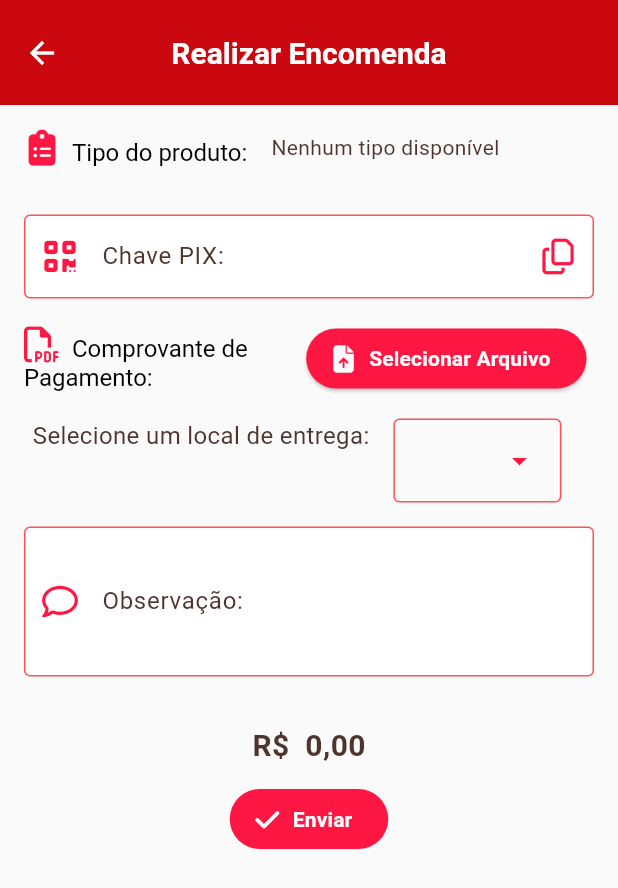
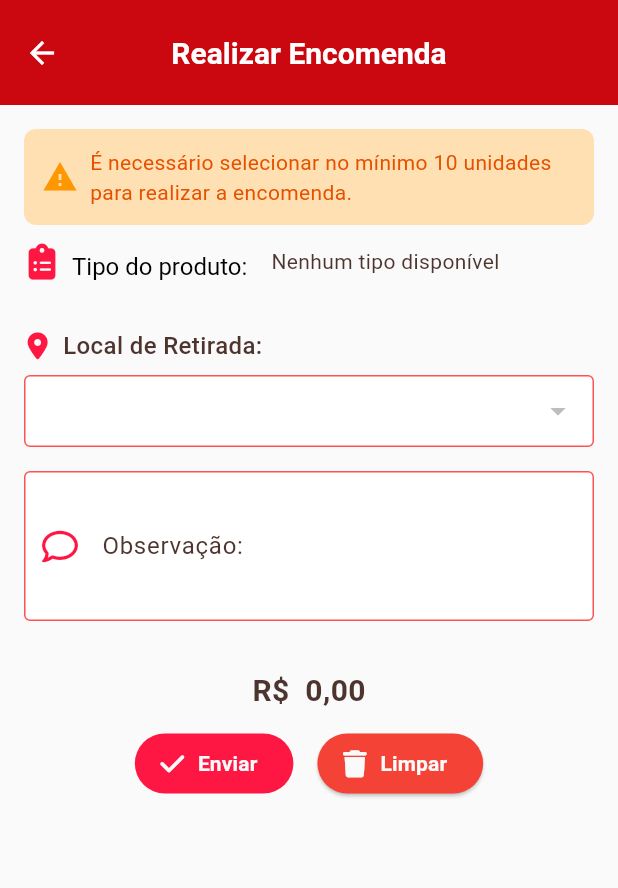
Before and after one commit to carlosmcnt/pegue-o-doce, a Flutter app: the EncomendaPage screen opened directly with empty values, on a phone screen of 412 x 824 dp. Shown: the top 888 px of the screen. Run offline on Flutter 3.47's test engine with Material 3 defaults, Android fonts, the phone set to English and light mode, and no system bars; our stand-ins replace cloud_firestore, firebase_auth, firebase_core, flutter_dotenv, flutter_riverpod, font_awesome_flutter and 1 more; missing offline and left inert: br_validators, flutter_cart, fuzzy; accounts and stored records are empty; generated files the repository leaves out were written again.

Commit message:
feat: mudança na tela de encomenda

```diff
--- a/lib/pedido/views/encomenda_page.dart
+++ b/lib/pedido/views/encomenda_page.dart
@@ -1,6 +1,5 @@
 import 'package:cloud_firestore/cloud_firestore.dart';
 import 'package:flutter/material.dart';
-import 'package:flutter/services.dart';
 import 'package:flutter_riverpod/flutter_riverpod.dart';
 import 'package:font_awesome_flutter/font_awesome_flutter.dart';
 import 'package:pegue_o_doce/empresa/models/empresa.dart';
@@ -12,7 +11,6 @@ import 'package:pegue_o_doce/produto/models/produto.dart';
 import 'package:pegue_o_doce/utils/email_util.dart';
 import 'package:pegue_o_doce/utils/formatador.dart';
 import 'package:pegue_o_doce/utils/tema.dart';
-import 'package:file_picker/file_picker.dart';
 
 class EncomendaPage extends ConsumerStatefulWidget {
   final Empresa empresa;
@@ -30,21 +28,14 @@ class EncomendaPageState extends ConsumerState<EncomendaPage> {
   final GlobalKey<FormState> _formKey = GlobalKey<FormState>();
   final TextEditingController _observacaoController = TextEditingController();
   final TextEditingController _chavePixController = TextEditingController();
-  PlatformFile? arquivoSelecionado;
+  double valorTotal = 0.0;
   String? tipoSelecionado;
   List<Produto> produtos = [];
   List<ItemPedido> itensSelecionados = [];
   String? localEntregaSelecionado;
 
-  Future<void> selecionarArquivo() async {
-    FilePickerResult? result = await FilePicker.platform.pickFiles();
-
-    if (result != null) {
-      setState(() {
-        arquivoSelecionado = result.files.first;
-      });
-    }
-  }
+  int get quantidadeTotal =>
+      itensSelecionados.fold(0, (total, p) => total + p.quantidade);
 
   void atualizarQuantidade(String produtoId, int delta) {
     setState(() {
@@ -62,13 +53,14 @@ class EncomendaPageState extends ConsumerState<EncomendaPage> {
           itensSelecionados.removeWhere((i) => i.produtoId == produtoId);
         }
       }
-    });
-  }
-
-  double get precoTotal {
-    return itensSelecionados.fold(0, (soma, item) {
-      final produto = produtos.firstWhere((p) => p.id == item.produtoId);
-      return soma + (produto.valorUnitario * item.quantidade);
+      valorTotal = itensSelecionados.fold(
+          0.0,
+          (total, item) =>
+              total +
+              (produtos
+                      .firstWhere((p) => p.id == item.produtoId)
+                      .valorUnitario *
+                  item.quantidade));
     });
   }
 
@@ -85,16 +77,6 @@ class EncomendaPageState extends ConsumerState<EncomendaPage> {
       return;
     }
 
-    if (arquivoSelecionado == null) {
-      ScaffoldMessenger.of(context).showSnackBar(
-        const SnackBar(
-          content: Text('Selecione um arquivo de comprovante de pagamento'),
-        ),
-      );
-      Navigator.pop(context);
-      return;
-    }
-
     final pedido = Pedido(
       usuarioClienteId: await ref
           .read(encomendaControllerProvider.notifier)
@@ -103,7 +85,7 @@ class EncomendaPageState extends ConsumerState<EncomendaPage> {
       itensPedido: itens,
       status: StatusPedido.PENDENTE.nome,
       dataPedido: Timestamp.now(),
-      valorTotal: precoTotal,
+      valorTotal: valorTotal,
       observacao: _observacaoController.text,
       isEncomenda: true,
       dataUltimaAlteracao: Timestamp.now(),
@@ -131,14 +113,17 @@ class EncomendaPageState extends ConsumerState<EncomendaPage> {
 
   void limparCampos() {
     setState(() {
+      valorTotal = 0.0;
       itensSelecionados.clear();
-      arquivoSelecionado = null;
       _observacaoController.clear();
+      localEntregaSelecionado = null;
     });
   }
 
   @override
   Widget build(BuildContext context) {
+    final bool podeEnviar = quantidadeTotal >= 10 && valorTotal > 0;
+
     return Scaffold(
       appBar: Tema.descricaoAcoes(
         "Realizar Encomenda",
@@ -152,6 +137,27 @@ class EncomendaPageState extends ConsumerState<EncomendaPage> {
               key: _formKey,
               child: Column(
                 children: [
+                  if (quantidadeTotal < 10)
+                    Container(
+                      padding: const EdgeInsets.all(12),
+                      margin: const EdgeInsets.only(bottom: 12),
+                      decoration: BoxDecoration(
+                        color: Colors.orange.shade100,
+                        borderRadius: BorderRadius.circular(8),
+                      ),
+                      child: Row(
+                        children: [
+                          const Icon(Icons.warning, color: Colors.orange),
+                          const SizedBox(width: 8),
+                          Expanded(
+                            child: Text(
+                              'É necessário selecionar no mínimo 10 unidades para realizar a encomenda.',
+                              style: TextStyle(color: Colors.orange.shade900),
+                            ),
+                          ),
+                        ],
+                      ),
+                    ),
                   Row(
                     children: [
                       Flexible(
@@ -179,91 +185,56 @@ class EncomendaPageState extends ConsumerState<EncomendaPage> {
                   const SizedBox(height: 16),
                   if (tipoSelecionado != null) carregarProdutosPorTipo(ref),
                   const SizedBox(height: 16),
-                  TextFormField(
-                    controller: _chavePixController,
-                    decoration: InputDecoration(
-                      labelText: 'Chave PIX:',
-                      border: OutlineInputBorder(
-                          borderRadius: BorderRadius.circular(10)),
-                      prefixIcon: const Icon(FontAwesomeIcons.qrcode),
-                      suffixIcon: IconButton(
-                        icon: const Icon(FontAwesomeIcons.copy),
-                        onPressed: () async {
-                          await Clipboard.setData(
-                              ClipboardData(text: _chavePixController.text));
-
-                          if (!context.mounted) return;
-
-                          ScaffoldMessenger.of(context).showSnackBar(
-                            const SnackBar(
-                              content: Text('Chave PIX copiada!'),
-                              backgroundColor: Colors.green,
+                  Column(
+                    crossAxisAlignment: CrossAxisAlignment.start,
+                    children: [
+                      const Row(
+                        children: [
+                          Icon(FontAwesomeIcons.locationDot, size: 18),
+                          SizedBox(width: 8),
+                          Expanded(
+                            child: Text(
+                              'Local de Retirada:',
+                              style: TextStyle(
+                                fontSize: 16,
+                                fontWeight: FontWeight.w500,
                               ),
-                          );
-                        },
-                      ),
-                    ),
-                    readOnly: true,
-                  ),
-                  const SizedBox(height: 16),
-                  Row(
-                    children: [
-                      Flexible(
-                        child: RichText(
-                          text: const TextSpan(
-                            children: [
-                              WidgetSpan(child: Icon(FontAwesomeIcons.filePdf)),
-                              WidgetSpan(child: SizedBox(width: 8)),
-                              TextSpan(
-                                text: 'Comprovante de Pagamento:',
-                                style: TextStyle(
-                                  color: Colors.black,
-                                  fontSize: 16,
                             ),
                           ),
                         ],
                       ),
-                        ),
-                      ),
-                      const SizedBox(width: 16),
-                      ElevatedButton.icon(
-                        icon: const Icon(FontAwesomeIcons.fileArrowUp),
-                        onPressed: selecionarArquivo,
-                        label: const Text("Selecionar Arquivo"),
-                      ),
-                      const SizedBox(width: 5),
-                      if (arquivoSelecionado != null)
-                        Expanded(
-                          child: Padding(
-                            padding: const EdgeInsets.all(8.0),
-                            child: Text("Arquivo: ${arquivoSelecionado!.name}"),
-                          ),
-                        ),
-                    ],
-                  ),
-                  const SizedBox(height: 16),
-                  Wrap(
-                    children: [
-                      const Text('Selecione um local de entrega:',
-                          style: TextStyle(
-                            fontSize: 16,
-                          )),
-                      const SizedBox(width: 16),
-                      DropdownMenu<String>(
-                        initialSelection: null,
-                        onSelected: (String? novoTipo) {
+                      const SizedBox(height: 8),
+                      DropdownButtonFormField<String>(
+                        isExpanded: true,
+                        value: localEntregaSelecionado,
+                        onChanged: (String? novoTipo) {
                           setState(() {
                             localEntregaSelecionado = novoTipo;
                           });
                         },
-                        dropdownMenuEntries: empresa.locaisEntrega
-                            .map((local) => DropdownMenuEntry<String>(
+                        validator: (value) {
+                          if (value == null || value.isEmpty) {
+                            return 'Campo obrigatório';
+                          }
+                          return null;
+                        },
+                        items: empresa.locaisEntrega
+                            .map((local) => DropdownMenuItem<String>(
                                   value: local,
-                                  label: local,
+                                  child: Text(
+                                    local,
+                                    maxLines: 2,
+                                    overflow: TextOverflow.ellipsis,
+                                  ),
                                 ))
                             .toList(),
+                        decoration: InputDecoration(
+                          border: OutlineInputBorder(
+                              borderRadius: BorderRadius.circular(10)),
+                          contentPadding: const EdgeInsets.symmetric(
+                              vertical: 12.0, horizontal: 12.0),
                         ),
-                      const SizedBox(width: 16),
+                      ),
                     ],
                   ),
                   const SizedBox(height: 16),
@@ -294,17 +265,16 @@ class EncomendaPageState extends ConsumerState<EncomendaPage> {
                     child: Column(
                       children: [
                         Text(
-                          FormatadorMoedaReal.formatarValorReal(precoTotal),
+                          FormatadorMoedaReal.formatarValorReal(valorTotal),
                           style: const TextStyle(
                               fontSize: 20, fontWeight: FontWeight.bold),
                         ),
                         const SizedBox(height: 10),
-                        Tooltip(
-                          message: precoTotal > 0
-                              ? "Preencha os campos e envie o pedido"
-                              : "Selecione ao menos um produto",
-                          child: ElevatedButton.icon(
-                            onPressed: precoTotal > 0
+                        Row(
+                          mainAxisAlignment: MainAxisAlignment.center,
+                          children: [
+                            ElevatedButton.icon(
+                              onPressed: podeEnviar
                                   ? () {
                                       showDialog(
                                         context: context,
@@ -313,9 +283,22 @@ class EncomendaPageState extends ConsumerState<EncomendaPage> {
                                       );
                                     }
                                   : null,
+                              style: ElevatedButton.styleFrom(
+                                  backgroundColor: Colors.green),
                               icon: const Icon(FontAwesomeIcons.check),
                               label: const Text("Enviar"),
                             ),
+                            const SizedBox(width: 16),
+                            ElevatedButton.icon(
+                              onPressed: () {
+                                limparCampos();
+                              },
+                              style: ElevatedButton.styleFrom(
+                                  backgroundColor: Colors.red),
+                              icon: const Icon(FontAwesomeIcons.trash),
+                              label: const Text("Limpar"),
+                            ),
+                          ],
                         ),
                       ],
                     ),
```
Lines whose indentation alone changed are shown as unchanged.
